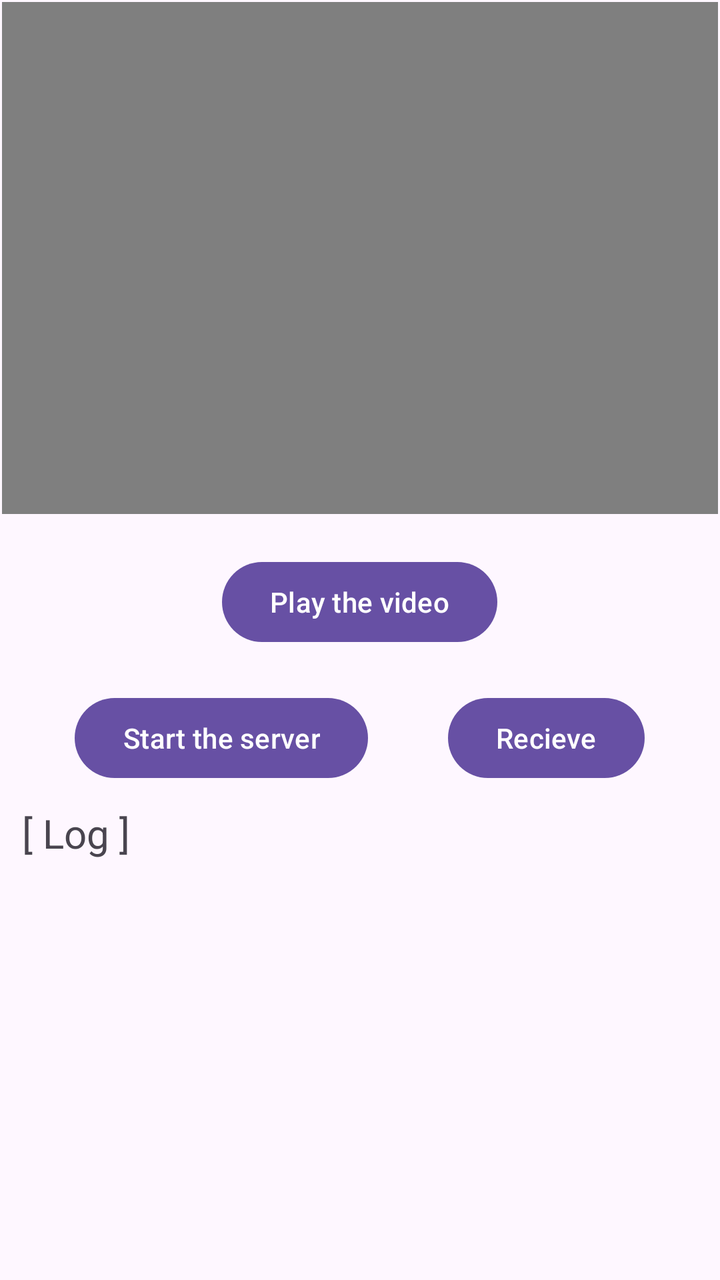
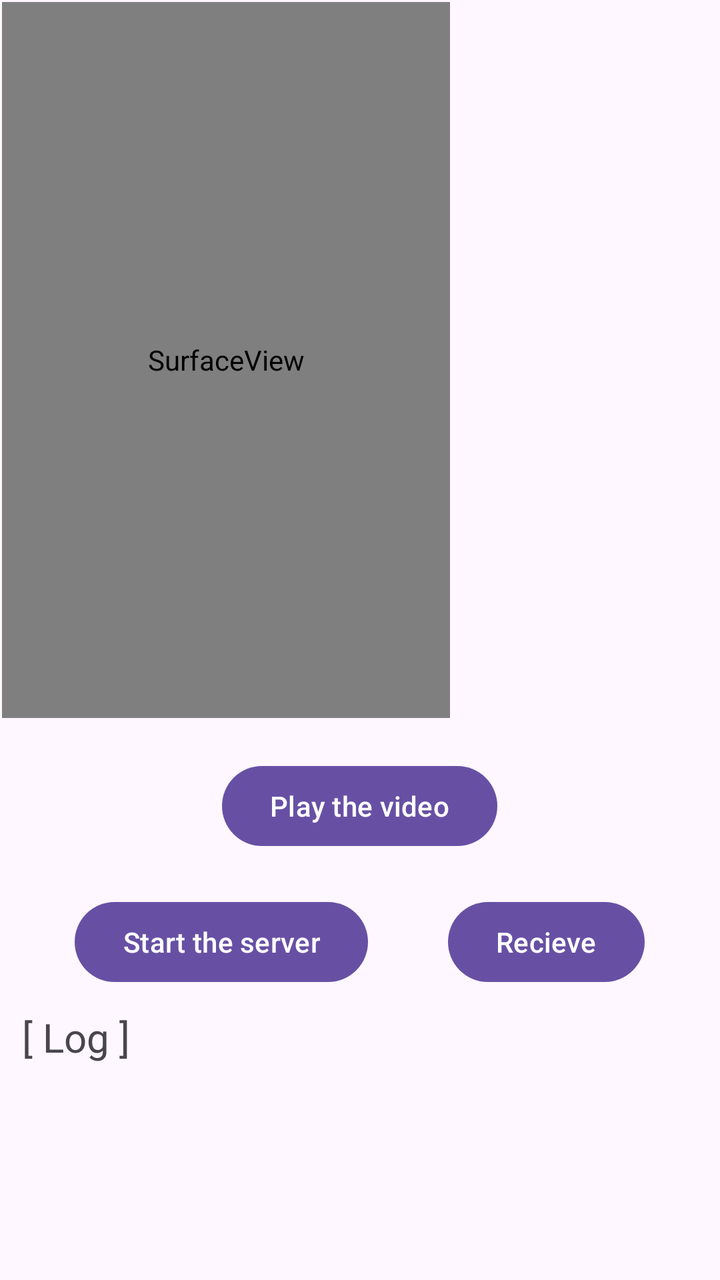

Before-and-after screenshots of an Android layout around one commit, followed by the original layout XML and the change that was made.
<!-- AndroidManifest.xml: application theme Theme.VideoCryptoServer -->
<!-- res/layout/activity_main.xml -->
<?xml version="1.0" encoding="utf-8"?>
<androidx.constraintlayout.widget.ConstraintLayout xmlns:android="http://schemas.android.com/apk/res/android"
    xmlns:app="http://schemas.android.com/apk/res-auto"
    xmlns:tools="http://schemas.android.com/tools"
    android:layout_width="match_parent"
    android:layout_height="match_parent"
    tools:context=".MainActivity">

    <LinearLayout
        android:id="@+id/linearLayout4"
        android:layout_width="0dp"
        android:layout_height="0dp"
        android:layout_marginStart="1dp"
        android:layout_marginTop="1dp"
        android:layout_marginEnd="1dp"
        android:layout_marginBottom="1dp"
        android:orientation="vertical"
        app:layout_constraintBottom_toBottomOf="parent"
        app:layout_constraintEnd_toEndOf="parent"
        app:layout_constraintStart_toStartOf="parent"
        app:layout_constraintTop_toTopOf="parent">

        <VideoView
            android:id="@+id/videoView"
            android:layout_width="match_parent"
            android:layout_height="256dp" />

        <Button
            android:id="@+id/playBtn"
            android:layout_width="wrap_content"
            android:layout_height="wrap_content"
            android:layout_gravity="center"
            android:layout_marginVertical="20dp"
            android:text="Play the video" />

        <LinearLayout
            android:layout_width="match_parent"
            android:layout_height="wrap_content"
            android:gravity="center"
            android:orientation="horizontal">

            <Button
                android:id="@+id/serverBtn"
                android:layout_width="wrap_content"
                android:layout_height="wrap_content"
                android:layout_marginRight="20dp"
                android:text="Start the server" />

            <Button
                android:id="@+id/receiveBtn"
                android:layout_width="wrap_content"
                android:layout_height="wrap_content"
                android:layout_marginLeft="20dp"
                android:text="Recieve" />

        </LinearLayout>

        <TextView
            android:layout_width="match_parent"
            android:layout_height="wrap_content"
            android:layout_marginLeft="10dp"
            android:layout_marginTop="10dp"
            android:text="[ Log ]"
            android:textSize="20dp" />

        <ScrollView
            android:id="@+id/logScrollView"
            android:layout_width="match_parent"
            android:layout_height="match_parent"
            android:scrollbarAlwaysDrawVerticalTrack="true"
            android:scrollbars="vertical">

            <TextView
                android:id="@+id/logText"
                android:layout_width="match_parent"
                android:layout_height="match_parent"
                android:layout_marginLeft="5dp"
                android:layout_marginTop="10dp"
                android:text="" />
        </ScrollView>
    </LinearLayout>

</androidx.constraintlayout.widget.ConstraintLayout>
<!-- resources referenced by this layout -->
<resources>
  <style name="Theme.VideoCryptoServer" parent="Base.Theme.VideoCryptoServer" />
  <style name="Base.Theme.VideoCryptoServer" parent="Theme.Material3.DayNight.NoActionBar">
          
          
      </style>
</resources>

<!-- the commit's change to res/layout/activity_main.xml (unified diff, before → after) -->
@@ -20,10 +20,10 @@
         app:layout_constraintStart_toStartOf="parent"
         app:layout_constraintTop_toTopOf="parent">
 
-        <VideoView
+        <SurfaceView
             android:id="@+id/videoView"
-            android:layout_width="match_parent"
-            android:layout_height="256dp" />
+            android:layout_width="672px"
+            android:layout_height="1074px" />
 
         <Button
             android:id="@+id/playBtn"
